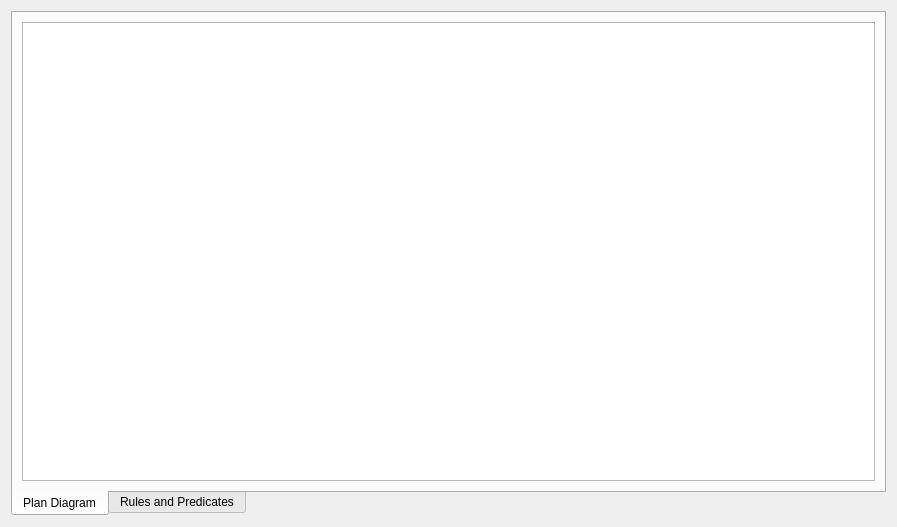
Old version of the form gvle.decision/src/leftWidget.ui in the repository vle-forge/packages.
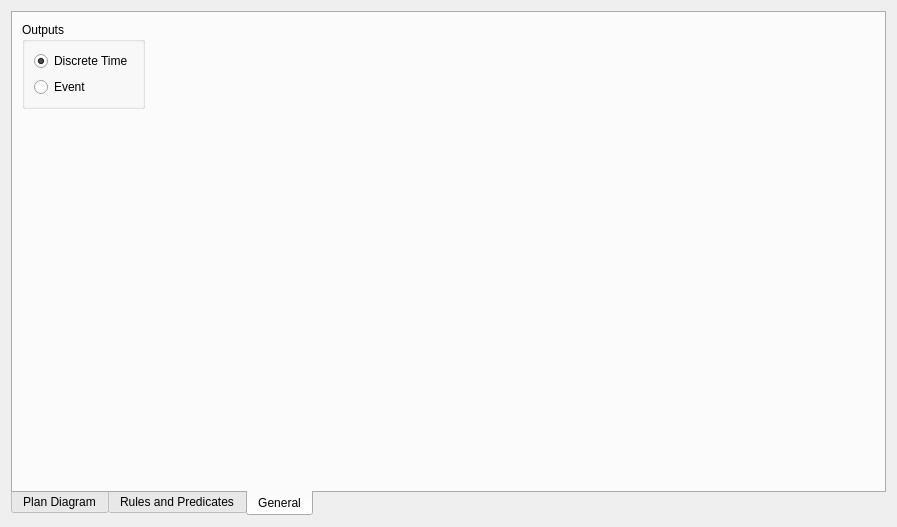
New version of the form. The open tabs and pages were chosen to show the change.

Commit message: gvle.decision: add discrete-time output

What changed in the file:
```diff
--- a/gvle.decision/src/leftWidget.ui
+++ b/gvle.decision/src/leftWidget.ui
@@ -94,6 +94,76 @@
        </item>
       </layout>
      </widget>
+     <widget class="QWidget" name="tab">
+      <attribute name="title">
+       <string>General</string>
+      </attribute>
+      <layout class="QVBoxLayout" name="verticalLayout_4">
+       <item>
+        <layout class="QHBoxLayout" name="horizontalLayout_2">
+         <item>
+          <widget class="QGroupBox" name="groupBox">
+           <property name="title">
+            <string>Outputs</string>
+           </property>
+           <layout class="QHBoxLayout" name="horizontalLayout">
+            <item>
+             <layout class="QVBoxLayout" name="verticalLayout_2">
+              <item>
+               <widget class="QRadioButton" name="DTOutput">
+                <property name="enabled">
+                 <bool>true</bool>
+                </property>
+                <property name="text">
+                 <string>Discrete Time</string>
+                </property>
+                <property name="checked">
+                 <bool>true</bool>
+                </property>
+               </widget>
+              </item>
+              <item>
+               <widget class="QRadioButton" name="EOutput">
+                <property name="text">
+                 <string>Event</string>
+                </property>
+               </widget>
+              </item>
+             </layout>
+            </item>
+           </layout>
+          </widget>
+         </item>
+         <item>
+          <spacer name="horizontalSpacer">
+           <property name="orientation">
+            <enum>Qt::Horizontal</enum>
+           </property>
+           <property name="sizeHint" stdset="0">
+            <size>
+             <width>40</width>
+             <height>20</height>
+            </size>
+           </property>
+          </spacer>
+         </item>
+        </layout>
+       </item>
+       <item>
+        <spacer name="verticalSpacer">
+         <property name="orientation">
+          <enum>Qt::Vertical</enum>
+         </property>
+         <property name="sizeHint" stdset="0">
+          <size>
+           <width>20</width>
+           <height>40</height>
+          </size>
+         </property>
+        </spacer>
+       </item>
+      </layout>
+     </widget>
     </widget>
    </item>
   </layout>
```
The commit also changes 5 other files.
